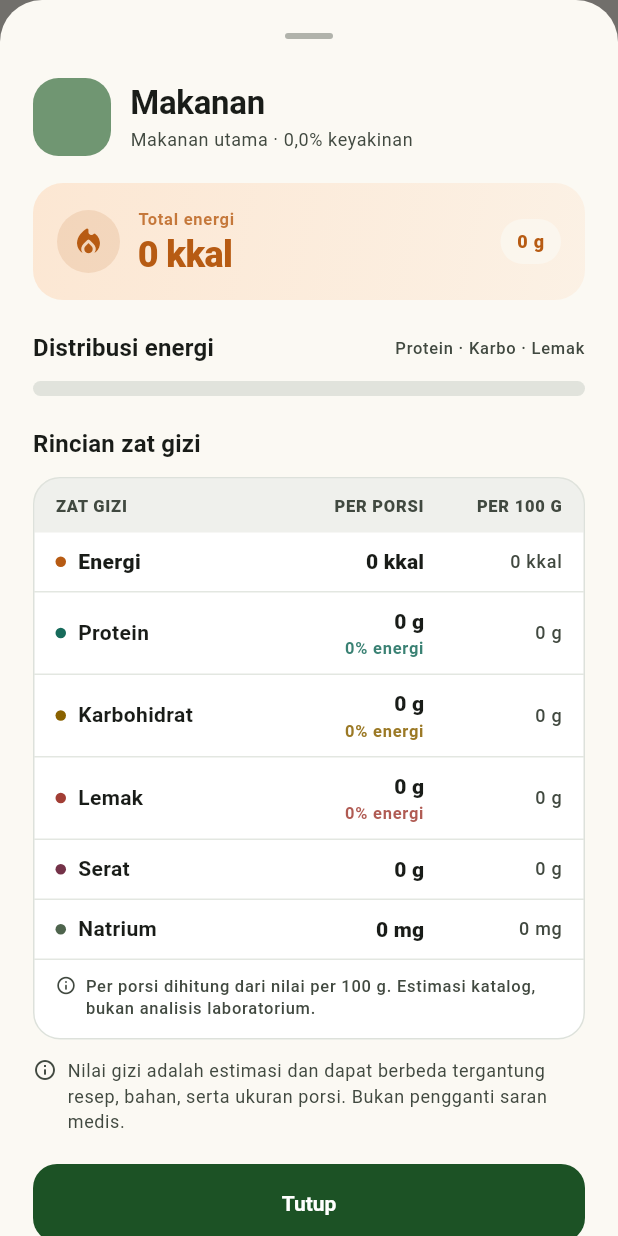
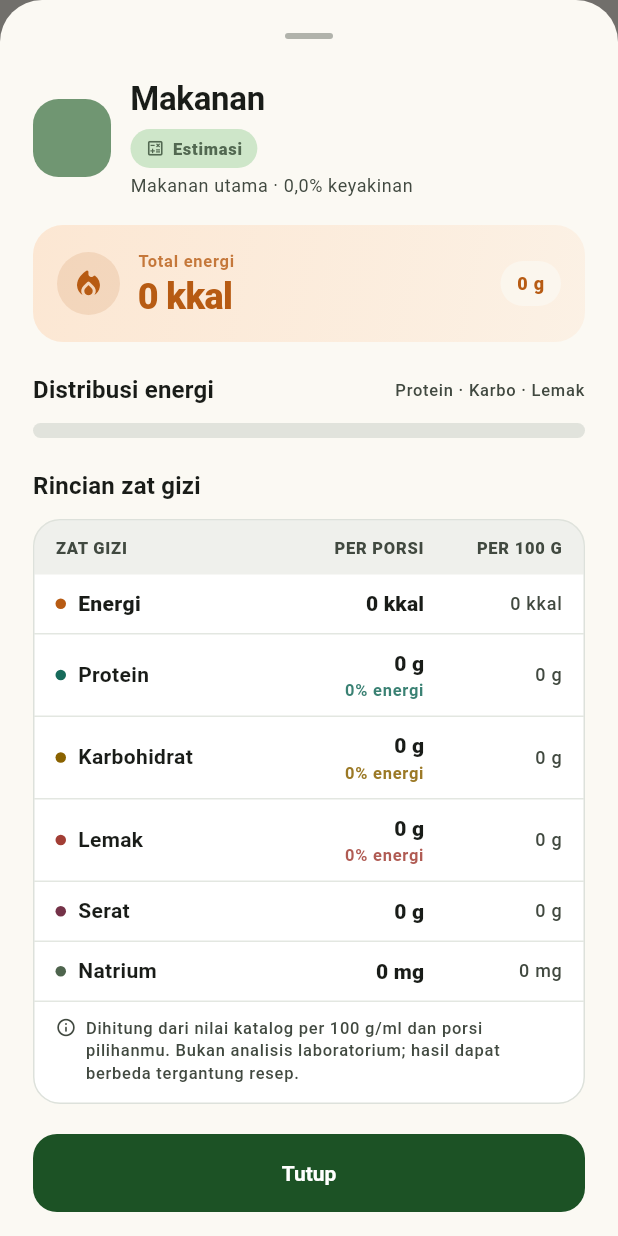
Before and after one commit to ApipppX/NutriScan, a Flutter app: what showNutritionDetailSheet() shows on an empty page, opened directly with empty values, on a phone screen of 412 x 824 dp. Run offline on Flutter 3.47's test engine with Material 3 defaults, Android fonts, the phone set to English and light mode, and no system bars; our stand-ins replace flutter_riverpod, image_picker, sqflite; missing offline and left inert: tflite_flutter; accounts and stored records are empty.

Commit message:
feat: label nutrition as catalog estimate

```diff
--- a/lib/features/food_scan/domain/entities/scan_result.dart
+++ b/lib/features/food_scan/domain/entities/scan_result.dart
@@ -39,6 +39,11 @@ final class ScanResult {
   /// The result should be reviewed or retaken before it is trusted.
   bool get needsReview => isLowConfidence || isAmbiguous;
 
+  /// Review requirement for the currently displayed candidate. The top-1
+  /// heuristics do not cover a manually selected low-confidence alternative.
+  bool get selectedNeedsReview =>
+      needsReview || selected.confidence < AppConfig.confidenceWarningThreshold;
+
   /// Very low confidence: the photo may not contain a supported food at all.
   bool get isCriticallyUncertain =>
       topConfidence < AppConfig.confidenceCriticalThreshold;
--- a/lib/features/food_scan/presentation/screens/scanner_screen.dart
+++ b/lib/features/food_scan/presentation/screens/scanner_screen.dart
@@ -119,7 +119,7 @@ final class _ScannerScreenState extends ConsumerState<ScannerScreen> {
   /// written to the diary. The classifier has no "unknown" class, so this is
   /// the point where the user acknowledges the limitation.
   Future<bool> _confirmUncertainResult(ScanSuccessState state) async {
-    if (!state.result.needsReview) return true;
+    if (!state.result.selectedNeedsReview) return true;
 
     final candidate = state.result.selected;
     final displayName = FoodLabelLocalizer.resolve(
--- a/lib/features/food_scan/presentation/widgets/nutrition_detail_sheet.dart
+++ b/lib/features/food_scan/presentation/widgets/nutrition_detail_sheet.dart
@@ -5,6 +5,7 @@ import '../../../../core/theme/app_theme.dart';
 import '../../../../core/utils/formatters.dart';
 import '../../domain/entities/food_candidate.dart';
 import 'macro_energy_bar.dart';
+import 'nutrition_estimate_badge.dart';
 import 'nutrition_summary_table.dart';
 
 /// Opens the read-only nutrition breakdown for the current portion.
@@ -15,13 +16,17 @@ Future<void> showNutritionDetailSheet(
   BuildContext context,
   FoodCandidate candidate, {
   required int portionGrams,
+  bool provisional = false,
 }) {
   return showModalBottomSheet<void>(
     context: context,
     isScrollControlled: true,
     useSafeArea: true,
-    builder: (BuildContext context) =>
-        _NutritionDetailSheet(candidate: candidate, portionGrams: portionGrams),
+    builder: (BuildContext context) => _NutritionDetailSheet(
+      candidate: candidate,
+      portionGrams: portionGrams,
+      provisional: provisional,
+    ),
   );
 }
 
@@ -29,10 +34,14 @@ final class _NutritionDetailSheet extends StatelessWidget {
   const _NutritionDetailSheet({
     required this.candidate,
     required this.portionGrams,
+    this.provisional = false,
   });
 
   final FoodCandidate candidate;
   final int portionGrams;
+
+  /// Shows the temporary-estimate state while the food class is uncertain.
+  final bool provisional;
 
   @override
   Widget build(BuildContext context) {
@@ -84,7 +93,14 @@ final class _NutritionDetailSheet extends StatelessWidget {
                             overflow: TextOverflow.ellipsis,
                             style: textTheme.titleLarge,
                           ),
-                          const SizedBox(height: 2),
+                          const SizedBox(height: 6),
+                          Align(
+                            alignment: Alignment.centerLeft,
+                            child: NutritionEstimateBadge(
+                              provisional: provisional,
+                            ),
+                          ),
+                          const SizedBox(height: 4),
                           Text(
                             '${categoryLabel(food.category)} · '
                             '${formatPercent(candidate.confidence)} keyakinan',
@@ -196,29 +212,7 @@ final class _NutritionDetailSheet extends StatelessWidget {
                   portionFacts: facts,
                   per100g: food.per100g,
                   unit: unit,
-                ),
-                const SizedBox(height: 12),
-                Row(
-                  crossAxisAlignment: CrossAxisAlignment.start,
-                  children: <Widget>[
-                    Icon(
-                      Icons.info_outline_rounded,
-                      size: 16,
-                      color: scheme.onSurfaceVariant,
-                    ),
-                    const SizedBox(width: 7),
-                    Expanded(
-                      child: Text(
-                        'Nilai gizi adalah estimasi dan dapat berbeda tergantung '
-                        'resep, bahan, serta ukuran porsi. Bukan pengganti '
-                        'saran medis.',
-                        style: textTheme.bodySmall?.copyWith(
-                          color: scheme.onSurfaceVariant,
-                          height: 1.45,
-                        ),
-                      ),
-                    ),
-                  ],
+                  provisional: provisional,
                 ),
                 const SizedBox(height: 20),
                 FilledButton(
--- /dev/null
+++ b/lib/features/food_scan/presentation/widgets/nutrition_estimate_badge.dart
@@ -0,0 +1,87 @@
+import 'package:flutter/material.dart';
+
+/// Compact label that distinguishes catalog-based nutrition estimates from
+/// model predictions.
+///
+/// The classifier predicts a food class; nutrition is calculated
+/// deterministically from the catalog and the chosen portion. When the result
+/// still needs review, [provisional] switches the label to an explicit
+/// temporary-estimate state.
+final class NutritionEstimateBadge extends StatelessWidget {
+  const NutritionEstimateBadge({
+    super.key,
+    this.provisional = false,
+    this.compact = false,
+  });
+
+  /// Marks the estimate as temporary because the food class is uncertain.
+  final bool provisional;
+
+  /// Drops the icon to save horizontal space.
+  final bool compact;
+
+  @override
+  Widget build(BuildContext context) {
+    final theme = Theme.of(context);
+    final scheme = theme.colorScheme;
+    final foreground = provisional
+        ? scheme.onTertiaryContainer
+        : scheme.onSecondaryContainer;
+    final background = provisional
+        ? scheme.tertiaryContainer
+        : scheme.secondaryContainer;
+    final label = provisional ? 'Estimasi sementara' : 'Estimasi';
+    final content = Row(
+      mainAxisSize: MainAxisSize.min,
+      children: <Widget>[
+        if (!compact) ...<Widget>[
+          Icon(
+            provisional
+                ? Icons.hourglass_top_rounded
+                : Icons.calculate_outlined,
+            size: 13,
+            color: foreground,
+          ),
+          const SizedBox(width: 5),
+        ],
+        Text(
+          label,
+          maxLines: 1,
+          softWrap: false,
+          style: theme.textTheme.labelSmall?.copyWith(
+            color: foreground,
+            fontWeight: FontWeight.w800,
+          ),
+        ),
+      ],
+    );
+
+    return Semantics(
+      label: provisional
+          ? 'Estimasi gizi sementara, jenis makanan belum terverifikasi'
+          : 'Estimasi gizi dari katalog, bukan analisis laboratorium',
+      child: Container(
+        padding: EdgeInsets.symmetric(
+          horizontal: compact ? 8 : 10,
+          vertical: 5,
+        ),
+        decoration: BoxDecoration(
+          color: background,
+          borderRadius: BorderRadius.circular(999),
+        ),
+        child: LayoutBuilder(
+          builder: (BuildContext context, BoxConstraints constraints) {
+            if (!constraints.hasBoundedWidth) return content;
+            // Shrink slightly instead of overflowing when the result header
+            // is narrow or the user has a large text scale.
+            return FittedBox(
+              fit: BoxFit.scaleDown,
+              alignment: Alignment.centerLeft,
+              child: content,
+            );
+          },
+        ),
+      ),
+    );
+  }
+}
--- a/lib/features/food_scan/presentation/widgets/nutrition_summary_table.dart
+++ b/lib/features/food_scan/presentation/widgets/nutrition_summary_table.dart
@@ -16,6 +16,7 @@ final class NutritionSummaryTable extends StatelessWidget {
     required this.per100g,
     required this.unit,
     this.showCaption = true,
+    this.provisional = false,
   });
 
   /// Nutrition for the currently selected portion.
@@ -29,6 +30,9 @@ final class NutritionSummaryTable extends StatelessWidget {
 
   /// Shows the calculation/provenance note below the table.
   final bool showCaption;
+
+  /// Uses temporary-estimate wording while the food class is under review.
+  final bool provisional;
 
   @override
   Widget build(BuildContext context) {
@@ -119,8 +123,15 @@ final class NutritionSummaryTable extends StatelessWidget {
                   const SizedBox(width: 6),
                   Expanded(
                     child: Text(
-                      'Per porsi dihitung dari nilai per 100 $unit. '
-                      'Estimasi katalog, bukan analisis laboratorium.',
+                      provisional
+                          ? 'Estimasi sementara. Dihitung dari nilai katalog '
+                                'per 100 g/ml dan porsi pilihanmu; verifikasi '
+                                'jenis makanan sebelum menyimpan. Bukan '
+                                'analisis laboratorium, hasil dapat berbeda '
+                                'tergantung resep.'
+                          : 'Dihitung dari nilai katalog per 100 g/ml dan '
+                                'porsi pilihanmu. Bukan analisis laboratorium; '
+                                'hasil dapat berbeda tergantung resep.',
                       style: theme.textTheme.labelSmall?.copyWith(
                         color: scheme.onSurfaceVariant,
                         height: 1.4,
--- a/lib/features/food_scan/presentation/widgets/scan_result_card.dart
+++ b/lib/features/food_scan/presentation/widgets/scan_result_card.dart
@@ -10,6 +10,7 @@ import '../../domain/entities/scan_result.dart';
 import 'ai_confidence_panel.dart';
 import 'macro_donut_chart.dart';
 import 'nutrition_detail_sheet.dart';
+import 'nutrition_estimate_badge.dart';
 import 'nutrition_summary_table.dart';
 import 'portion_selector.dart';
 import 'supported_foods_sheet.dart';
@@ -56,6 +57,7 @@ final class ScanResultCard extends StatelessWidget {
       displayName: food.displayName,
     );
     final isTopPrediction = result.selectedIndex == 0;
+    final provisional = result.selectedNeedsReview;
 
     return Card(
       child: Padding(
@@ -105,7 +107,9 @@ final class ScanResultCard extends StatelessWidget {
                       Wrap(
                         spacing: 6,
                         runSpacing: 6,
+                        crossAxisAlignment: WrapCrossAlignment.center,
                         children: <Widget>[
+                          NutritionEstimateBadge(provisional: provisional),
                           _MetaChip(
                             icon: Icons.restaurant_rounded,
                             label: categoryLabel(food.category),
@@ -213,6 +217,7 @@ final class ScanResultCard extends StatelessWidget {
               portionFacts: facts,
               per100g: food.per100g,
               unit: unit,
+              provisional: provisional,
             ),
             const SizedBox(height: 20),
             Text(
@@ -260,6 +265,7 @@ final class ScanResultCard extends StatelessWidget {
                     context,
                     selected,
                     portionGrams: portionGrams,
+                    provisional: provisional,
                   ),
                   icon: const Icon(Icons.receipt_long_rounded, size: 19),
                   label: const Text('Rincian lengkap'),
```
Also changed, not shown: 4 other files.
